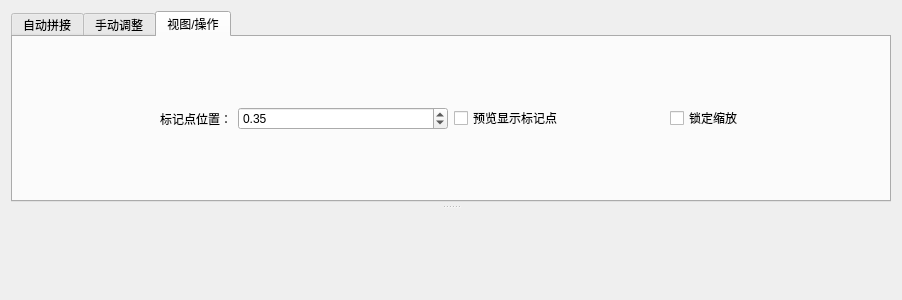
Carrot-shreds/score_capture, file src/View/ui/TabStitch.ui: the form before one commit.
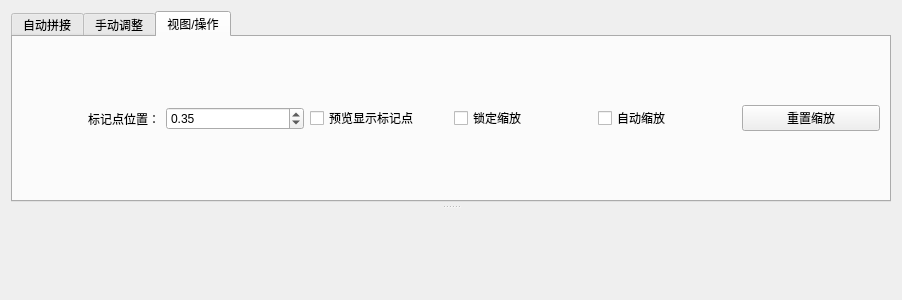
The form after the commit. The open tabs and pages were chosen to show the change. Custom widgets are drawn as their Qt base class.

Commit message: feat: manual stitch auto_zoom settings and region reset

```diff
--- a/src/View/ui/TabStitch.ui
+++ b/src/View/ui/TabStitch.ui
@@ -234,6 +234,20 @@
           </property>
          </widget>
         </item>
+        <item>
+         <widget class="QCheckBox" name="checkBox_auto_zoom">
+          <property name="text">
+           <string>自动缩放</string>
+          </property>
+         </widget>
+        </item>
+        <item>
+         <widget class="QPushButton" name="pushButton_reset_region">
+          <property name="text">
+           <string>重置缩放</string>
+          </property>
+         </widget>
+        </item>
        </layout>
       </widget>
      </widget>
```
The commit also changes 6 other files.
